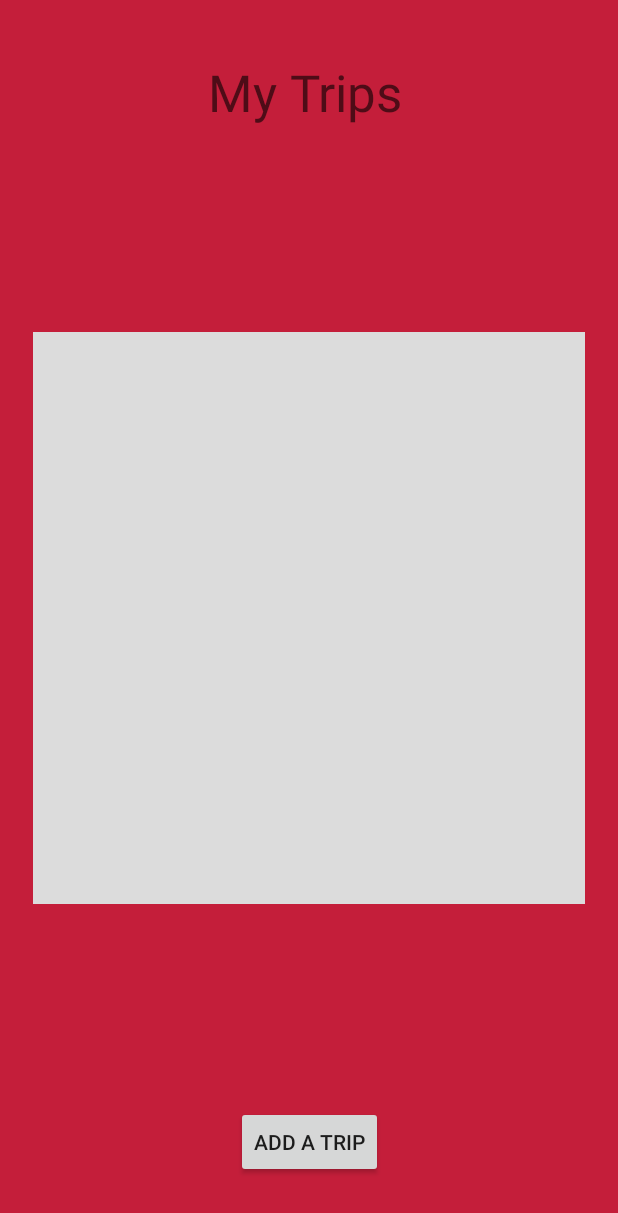
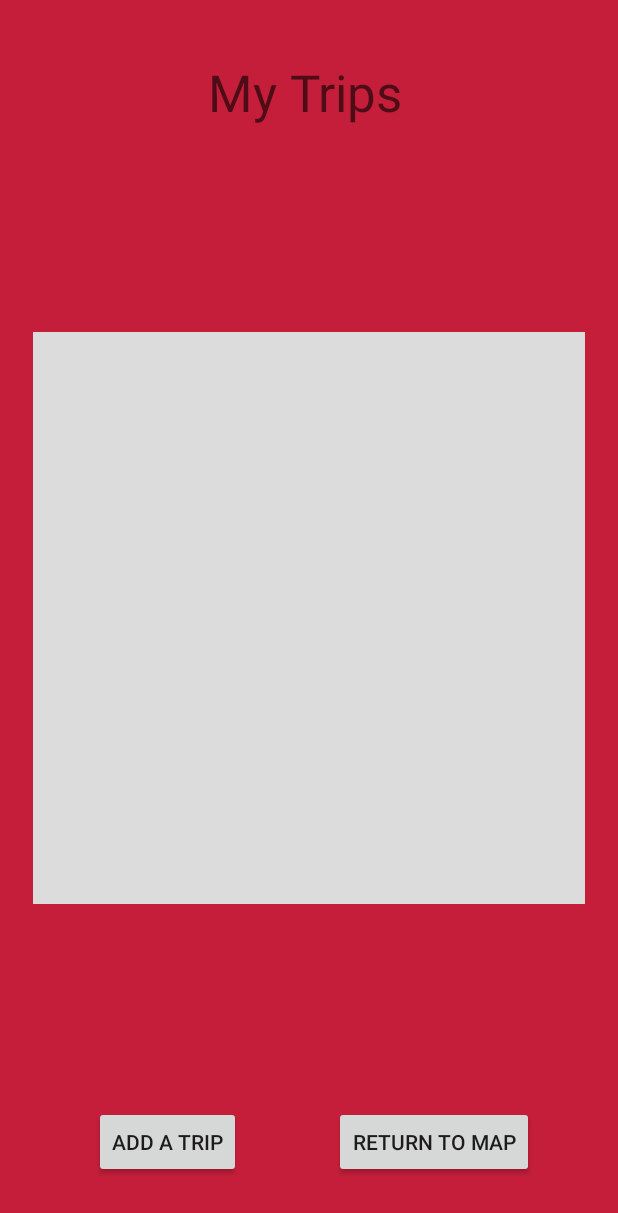
Before and after one commit to qaverill/CS4518GoatHome, an Android app: the ViewYourTrips screen opened directly, with no data from a screen before it, on a phone screen of 412 x 824 dp. Shown: the top 1213 px of the screen. Run offline under Robolectric (Android 15) with nearby library versions, the phone set to English and light mode, and no system bars; our stand-ins replace Firebase (no records; nobody signed in at launch, a user with empty details on screens opened directly).

Commit message:
added button to return to map

```diff
--- a/app/src/main/java/edu/wpi/cs4518goathome/ViewYourTrips.java
+++ b/app/src/main/java/edu/wpi/cs4518goathome/ViewYourTrips.java
@@ -35,6 +35,7 @@ public class ViewYourTrips extends AppCompatActivity {
 
     private ListView mTripList;
     private Button mAddATrip;
+    private Button mReturnToMap;
 
     private ArrayList<Trip> trips;
 
@@ -49,11 +50,19 @@ public class ViewYourTrips extends AppCompatActivity {
 
         mTripList = findViewById(R.id.listView);
         mAddATrip = findViewById(R.id.button2);
+        mReturnToMap = findViewById(R.id.button3);
 
         mAddATrip.setOnClickListener(new View.OnClickListener() {
             @Override
             public void onClick(View view) {
                 startActivity(new Intent(ViewYourTrips.this, CreateTrip.class));
+            }
+        });
+
+        mReturnToMap.setOnClickListener(new View.OnClickListener() {
+            @Override
+            public void onClick(View view) {
+                startActivity(new Intent(ViewYourTrips.this, MapsActivity.class));
             }
         });
 
--- a/app/src/main/res/layout/activity_view_your_trips.xml
+++ b/app/src/main/res/layout/activity_view_your_trips.xml
@@ -39,5 +39,18 @@
         app:layout_constraintEnd_toEndOf="parent"
         app:layout_constraintStart_toStartOf="parent"
         app:layout_constraintTop_toTopOf="parent"
-        app:layout_constraintVertical_bias="0.95" />
+        app:layout_constraintVertical_bias="0.95"
+        app:layout_constraintHorizontal_bias="0.2" />
+
+    <Button
+        android:id="@+id/button3"
+        android:layout_width="wrap_content"
+        android:layout_height="wrap_content"
+        android:text="Return to Map"
+        app:layout_constraintBottom_toBottomOf="parent"
+        app:layout_constraintEnd_toEndOf="parent"
+        app:layout_constraintStart_toStartOf="parent"
+        app:layout_constraintTop_toTopOf="parent"
+        app:layout_constraintVertical_bias="0.95"
+        app:layout_constraintHorizontal_bias="0.8" />
 </android.support.constraint.ConstraintLayout>
```
